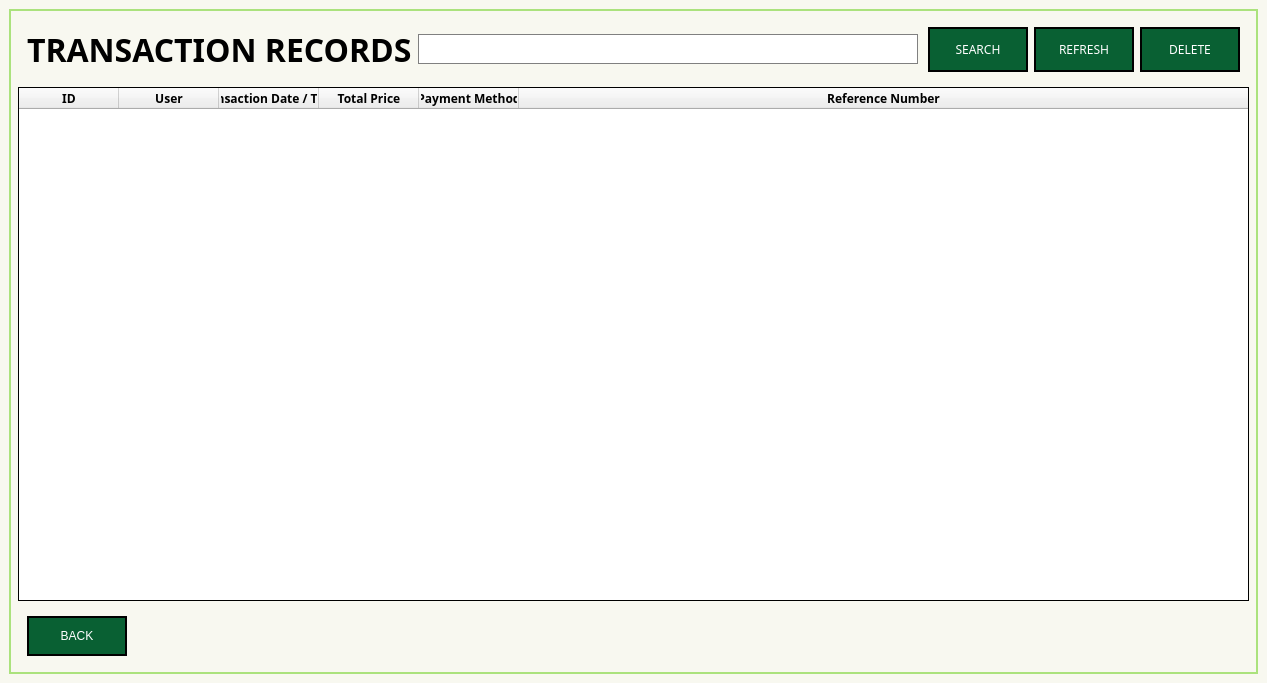
First picture: the form in Screens/MainMenuScreens/Records/Transaction_Records.ui, repository Bideiro/Ranil_project_py, before the edit.
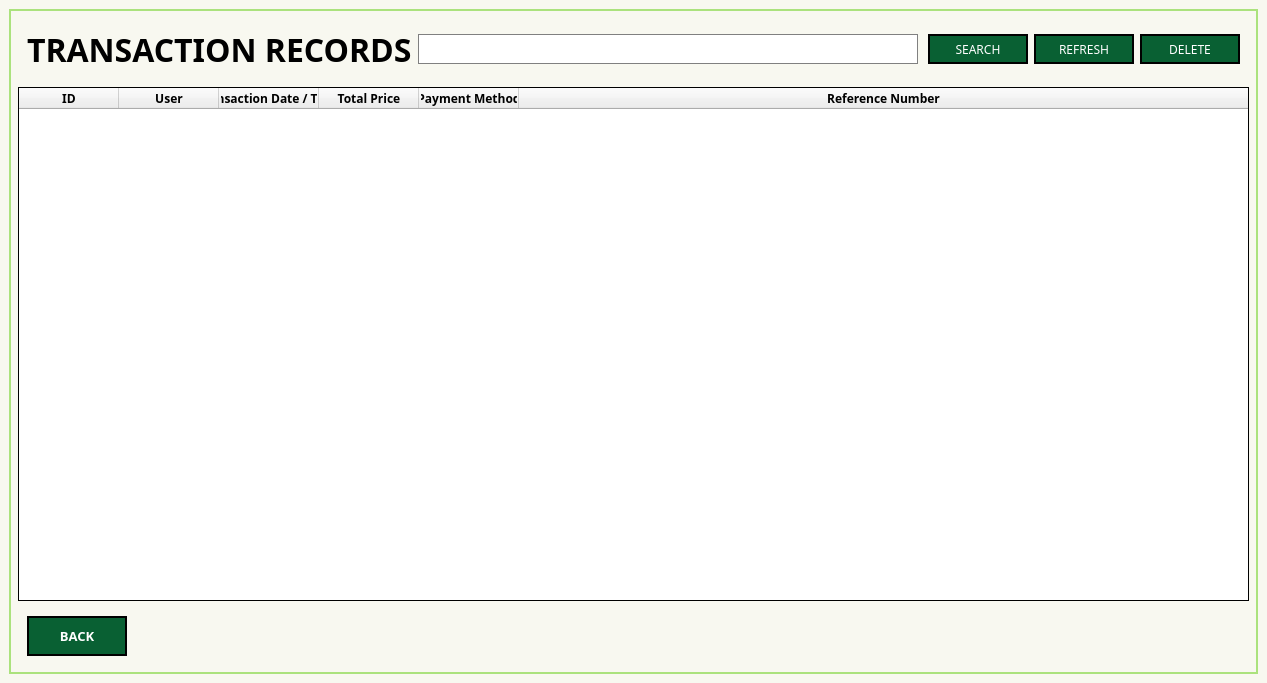
Second picture: the form after the edit.

What changed in the file:
```diff
--- a/Screens/MainMenuScreens/Records/Transaction_Records.ui
+++ b/Screens/MainMenuScreens/Records/Transaction_Records.ui
@@ -102,7 +102,7 @@
           <item>
            <widget class="QPushButton" name="Search_btn">
             <property name="sizePolicy">
-             <sizepolicy hsizetype="Minimum" vsizetype="Minimum">
+             <sizepolicy hsizetype="Fixed" vsizetype="Fixed">
               <horstretch>0</horstretch>
               <verstretch>0</verstretch>
              </sizepolicy>
@@ -110,7 +110,7 @@
             <property name="minimumSize">
              <size>
               <width>100</width>
-              <height>10</height>
+              <height>30</height>
              </size>
             </property>
             <property name="font">
@@ -126,7 +126,7 @@
           <item>
            <widget class="QPushButton" name="Refresh_btn">
             <property name="sizePolicy">
-             <sizepolicy hsizetype="Minimum" vsizetype="Minimum">
+             <sizepolicy hsizetype="Fixed" vsizetype="Fixed">
               <horstretch>0</horstretch>
               <verstretch>0</verstretch>
              </sizepolicy>
@@ -134,7 +134,7 @@
             <property name="minimumSize">
              <size>
               <width>100</width>
-              <height>10</height>
+              <height>30</height>
              </size>
             </property>
             <property name="font">
@@ -150,7 +150,7 @@
           <item>
            <widget class="QPushButton" name="Delete_btn">
             <property name="sizePolicy">
-             <sizepolicy hsizetype="Minimum" vsizetype="Minimum">
+             <sizepolicy hsizetype="Fixed" vsizetype="Fixed">
               <horstretch>0</horstretch>
               <verstretch>0</verstretch>
              </sizepolicy>
@@ -158,7 +158,7 @@
             <property name="minimumSize">
              <size>
               <width>100</width>
-              <height>10</height>
+              <height>30</height>
              </size>
             </property>
             <property name="font">
@@ -318,6 +318,13 @@
               <height>40</height>
              </size>
             </property>
+            <property name="font">
+             <font>
+              <family>DM Sans</family>
+              <pointsize>10</pointsize>
+              <bold>true</bold>
+             </font>
+            </property>
             <property name="text">
              <string>BACK</string>
             </property>
```
Left out of the diff: 2 changed lines with no effect on the pictures.
